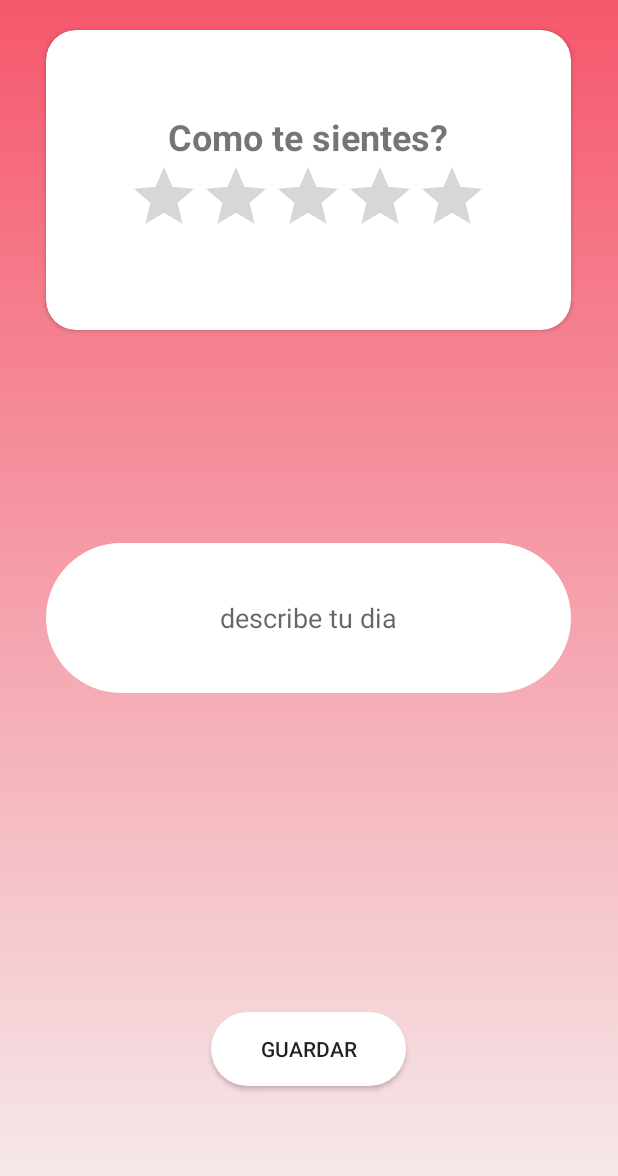
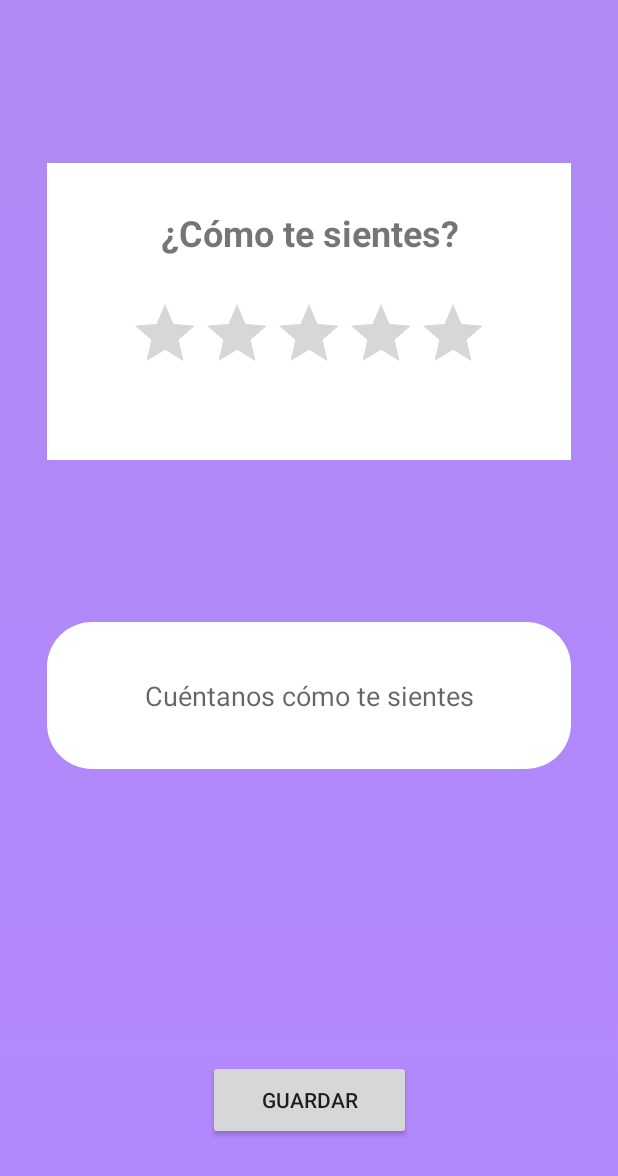
Before and after one commit to KiwiState/CheerApp, an Android app: the MainForm screen opened directly, with no data from a screen before it, on a phone screen of 412 x 824 dp. Shown: the top 1176 px of the screen. Run offline under Robolectric (Android 15) with nearby library versions, the phone set to English and light mode, and no system bars; our stand-ins replace Volley; network calls fail.

Commit message:
Cambios ventana emoción
UI

```diff
--- a/app/src/main/res/drawable/custom_button.xml
+++ b/app/src/main/res/drawable/custom_button.xml
@@ -2,7 +2,7 @@
 <shape xmlns:android="http://schemas.android.com/apk/res/android" android:shape="rectangle">
 
     <solid android:color="@color/white"></solid>
-    <corners android:radius="50dp"></corners>
+    <corners android:radius="30dp"></corners>
 
 
 </shape>
--- a/app/src/main/res/drawable/gradient_background.xml
+++ b/app/src/main/res/drawable/gradient_background.xml
@@ -4,7 +4,7 @@
 
         <shape>
 
-            <gradient android:angle="270" android:startColor="#9795f0" android:endColor="#fbc8d4"
+            <gradient android:angle="270" android:startColor="#907433ED" android:endColor="#B388FF"
                 android:type="linear"/>
 
         </shape>
--- a/app/src/main/res/layout/activity_main_form.xml
+++ b/app/src/main/res/layout/activity_main_form.xml
@@ -1,73 +1,82 @@
 <?xml version="1.0" encoding="utf-8"?>
-<RelativeLayout
-    xmlns:android="http://schemas.android.com/apk/res/android"
+<androidx.constraintlayout.widget.ConstraintLayout xmlns:android="http://schemas.android.com/apk/res/android"
     xmlns:app="http://schemas.android.com/apk/res-auto"
     xmlns:tools="http://schemas.android.com/tools"
+    android:id="@+id/relativeLayout"
     android:layout_width="match_parent"
     android:layout_height="match_parent"
-    tools:context=".MainForm"
-    android:background="@drawable/gradient_background_2">
+    android:background="@drawable/gradient_background"
+    tools:context=".MainForm">
 
-    <androidx.cardview.widget.CardView
-        android:layout_width="350dp"
-        android:layout_height="200dp"
-        android:layout_centerInParent="true"
-        android:layout_alignParentTop="true"
-        android:layout_marginTop="20dp"
-        app:cardCornerRadius="20dp">
 
-        <LinearLayout
-            android:layout_width="match_parent"
-            android:layout_height="match_parent"
-            android:orientation="vertical"
-            android:gravity="center"
-            android:padding="20dp">
+    <androidx.constraintlayout.widget.ConstraintLayout
+        android:id="@+id/cardView"
+        android:layout_width="349dp"
+        android:layout_height="198dp"
+        android:layout_marginBottom="232dp"
+        android:background="@color/white"
+        app:layout_constraintBottom_toBottomOf="parent"
+        app:layout_constraintEnd_toEndOf="parent"
+        app:layout_constraintStart_toStartOf="parent"
+        app:layout_constraintTop_toTopOf="parent"
+        app:layout_constraintVertical_bias="0.275">
+
 
         <TextView
+            android:id="@+id/textView"
             android:layout_width="wrap_content"
             android:layout_height="wrap_content"
-                android:text="Como te sientes?"
+            android:text="¿Cómo te sientes?"
             android:textSize="24sp"
-                android:textStyle="bold"/>
+            android:textStyle="bold"
+            app:layout_constraintBottom_toBottomOf="parent"
+            app:layout_constraintEnd_toEndOf="parent"
+            app:layout_constraintHorizontal_bias="0.504"
+            app:layout_constraintStart_toStartOf="parent"
+            app:layout_constraintTop_toTopOf="parent"
+            app:layout_constraintVertical_bias="0.18" />
 
         <RatingBar
             android:id="@+id/rating"
             android:layout_width="wrap_content"
             android:layout_height="wrap_content"
-                />
+            app:layout_constraintBottom_toBottomOf="parent"
+            app:layout_constraintEnd_toEndOf="parent"
+            app:layout_constraintHorizontal_bias="0.5"
+            app:layout_constraintStart_toStartOf="parent"
+            app:layout_constraintTop_toTopOf="parent"
+            app:layout_constraintVertical_bias="0.638" />
 
 
-
-        </LinearLayout>
-
-    </androidx.cardview.widget.CardView>
-
-    <RelativeLayout
-        android:layout_width="match_parent"
-        android:layout_height="match_parent">
+    </androidx.constraintlayout.widget.ConstraintLayout>
 
     <Button
         android:id="@+id/btns_save"
-            android:layout_width="130dp"
-            android:layout_height="49dp"
-            android:layout_alignParentBottom="true"
-            android:layout_centerInParent="true"
-            android:layout_marginBottom="100dp"
-            android:background="@drawable/custom_button"
-            android:text="Guardar" />
-
+        android:layout_width="135dp"
+        android:layout_height="53dp"
+        android:text="Guardar"
+        app:layout_constraintBottom_toBottomOf="parent"
+        app:layout_constraintEnd_toEndOf="parent"
+        app:layout_constraintHorizontal_bias="0.5"
+        app:layout_constraintStart_toStartOf="parent"
+        app:layout_constraintTop_toTopOf="parent"
+        app:layout_constraintVertical_bias="0.917" />
 
     <EditText
         android:id="@+id/edittext_desc"
-            android:layout_width="350dp"
-            android:layout_height="100dp"
-            android:layout_centerInParent="true"
+        android:layout_width="349dp"
+        android:layout_height="98dp"
         android:background="@drawable/custom_button"
         android:ems="10"
-            android:hint="describe tu dia"
+        android:hint="Cuéntanos cómo te sientes"
         android:inputType="textMultiLine"
-            android:textAlignment="center" />
+        android:textAlignment="center"
+        app:layout_constraintBottom_toBottomOf="parent"
+        app:layout_constraintEnd_toEndOf="parent"
+        app:layout_constraintHorizontal_bias="0.5"
+        app:layout_constraintStart_toStartOf="parent"
+        app:layout_constraintTop_toTopOf="parent"
+        app:layout_constraintVertical_bias="0.571" />
 
-    </RelativeLayout>
 
-</RelativeLayout>
+</androidx.constraintlayout.widget.ConstraintLayout>
```
Lines whose indentation alone changed are shown as unchanged.
